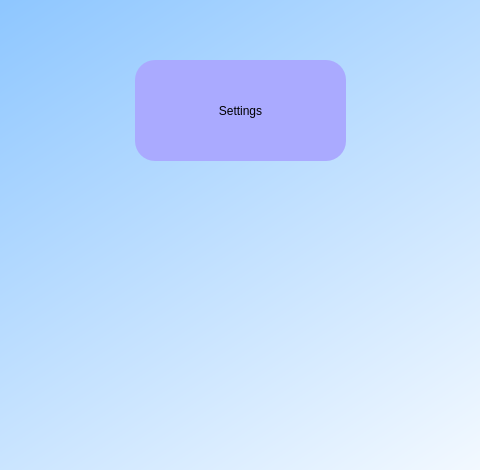
Qt form screens/home.ui (Ask-kita/Ask-kita-modes) before a commit; both pictures show x 315 to 795 and y 330 to 800 of the 1200 by 800 pixel window.
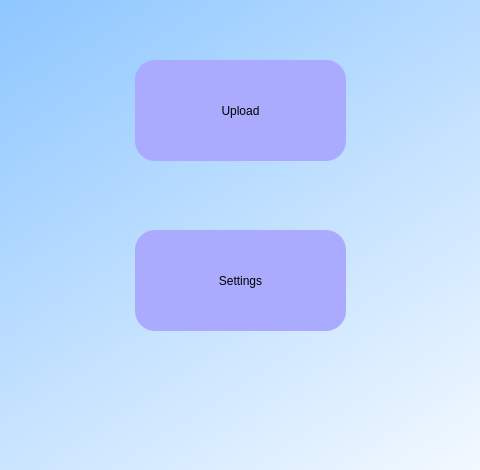
The same form after that commit.

```diff
--- a/screens/home.ui
+++ b/screens/home.ui
@@ -66,7 +66,7 @@
     <property name="geometry">
      <rect>
       <x>450</x>
-      <y>390</y>
+      <y>560</y>
       <width>211</width>
       <height>101</height>
      </rect>
@@ -81,6 +81,25 @@
      <string>Settings</string>
     </property>
    </widget>
+   <widget class="QPushButton" name="upload">
+    <property name="geometry">
+     <rect>
+      <x>450</x>
+      <y>390</y>
+      <width>211</width>
+      <height>101</height>
+     </rect>
+    </property>
+    <property name="styleSheet">
+     <string notr="true">border-radius:20px;
+font: 75 26pt &quot;MS Shell Dlg 2&quot;;
+
+background-color: rgb(170, 170, 255)</string>
+    </property>
+    <property name="text">
+     <string>Upload</string>
+    </property>
+   </widget>
   </widget>
  </widget>
  <resources/>
```
